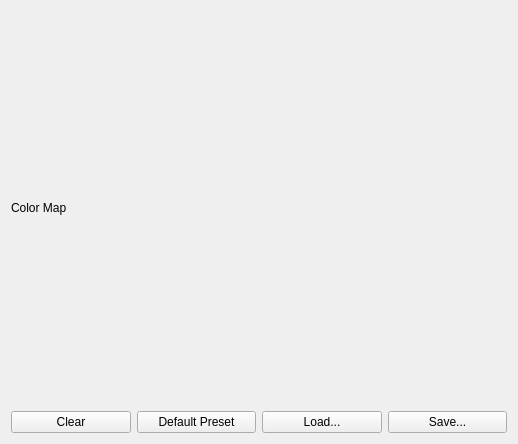
Before: the Qt Designer form apps/livreGUI/tfEditor/gui/TransferFunctionEditor.ui in BlueBrain/Livre, drawn with Qt 5.
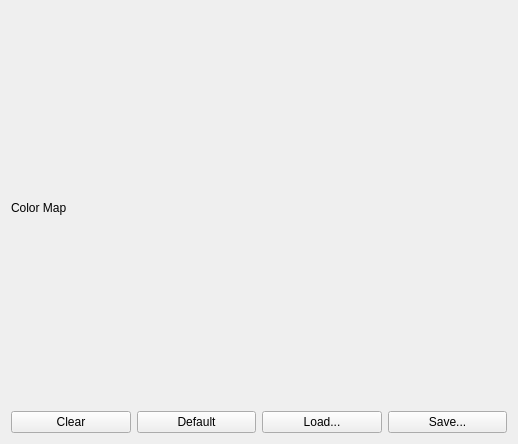
After: the same form once the commit is applied.

Patch:
```diff
--- a/apps/livreGUI/tfEditor/gui/TransferFunctionEditor.ui
+++ b/apps/livreGUI/tfEditor/gui/TransferFunctionEditor.ui
@@ -26,7 +26,7 @@
      <item>
       <widget class="QPushButton" name="resetButton">
        <property name="text">
-        <string>Default Preset</string>
+        <string>Default</string>
        </property>
       </widget>
      </item>
```
